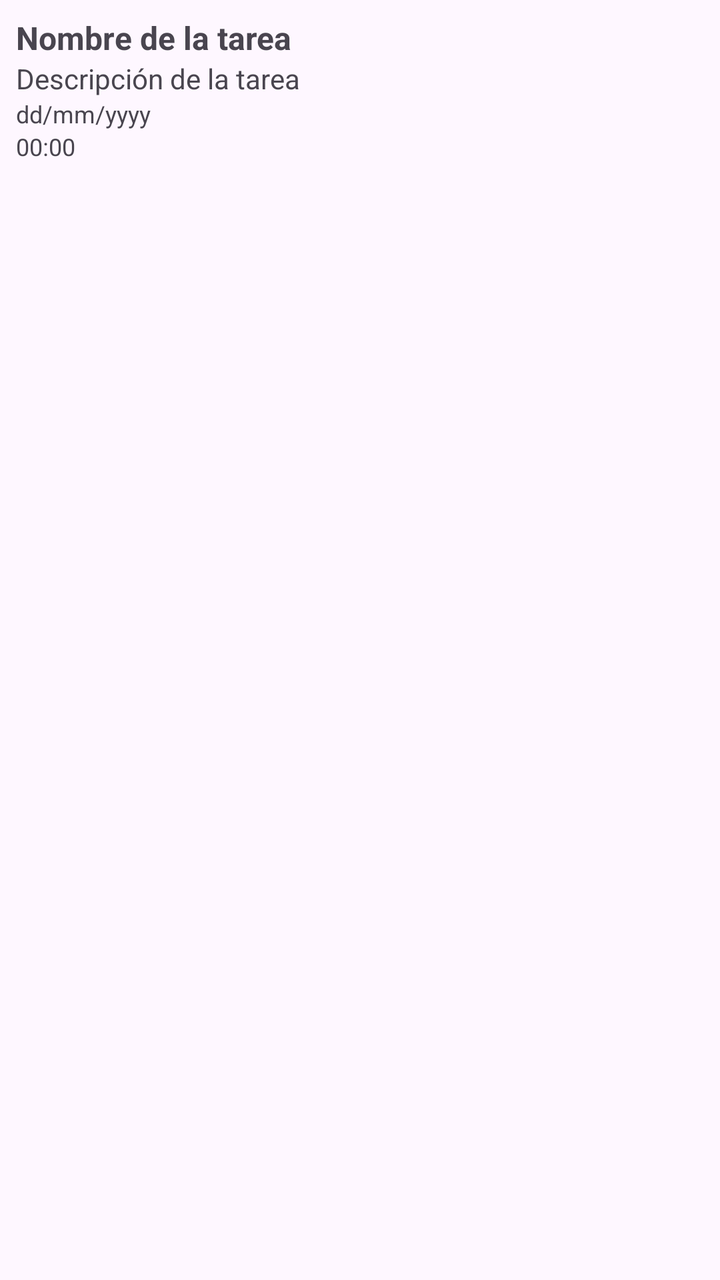
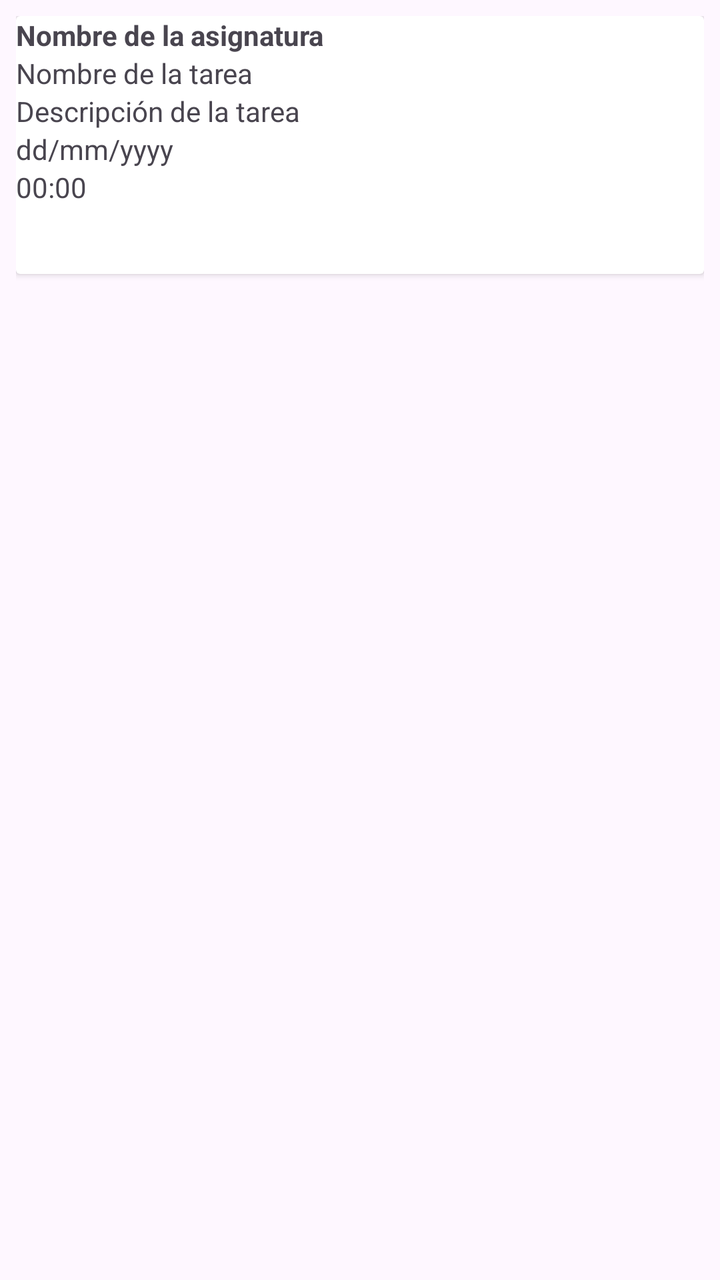

The first picture is an Android layout as it rendered before a commit; the second is the same layout after the commit. The layout source and the unified diff follow.
<!-- AndroidManifest.xml: application theme Theme.Tarea7 -->
<!-- res/layout/item_tarea.xml -->
<?xml version="1.0" encoding="utf-8"?>
<androidx.constraintlayout.widget.ConstraintLayout xmlns:android="http://schemas.android.com/apk/res/android"
    xmlns:app="http://schemas.android.com/apk/res-auto"
    android:layout_width="match_parent"
    android:layout_height="wrap_content"
    android:padding="8dp">

    <TextView
        android:id="@+id/tv_nombre_tarea"
        android:layout_width="0dp"
        android:layout_height="wrap_content"
        android:text="Nombre de la tarea"
        android:textStyle="bold"
        android:textSize="16sp"
        app:layout_constraintStart_toStartOf="parent"
        app:layout_constraintEnd_toEndOf="parent"
        app:layout_constraintTop_toTopOf="parent" />

    <TextView
        android:id="@+id/tv_descripcion_tarea"
        android:layout_width="0dp"
        android:layout_height="wrap_content"
        android:text="Descripción de la tarea"
        android:textSize="14sp"
        app:layout_constraintStart_toStartOf="parent"
        app:layout_constraintEnd_toEndOf="parent"
        app:layout_constraintTop_toBottomOf="@id/tv_nombre_tarea" />

    <TextView
        android:id="@+id/tv_fecha_entrega"
        android:layout_width="0dp"
        android:layout_height="wrap_content"
        android:text="dd/mm/yyyy"
        android:textSize="12sp"
        app:layout_constraintStart_toStartOf="parent"
        app:layout_constraintTop_toBottomOf="@id/tv_descripcion_tarea" />

    <TextView
        android:id="@+id/tv_hora_entrega"
        android:layout_width="0dp"
        android:layout_height="wrap_content"
        android:text="00:00"
        android:textSize="12sp"
        app:layout_constraintStart_toStartOf="parent"
        app:layout_constraintTop_toBottomOf="@id/tv_fecha_entrega" />

    <TextView
        android:id="@+id/tv_estado_tarea"
        android:layout_width="0dp"
        android:layout_height="wrap_content"
        android:text=""
        android:textSize="12sp"
        android:textStyle="bold|italic"
        app:layout_constraintBottom_toBottomOf="parent"
        app:layout_constraintStart_toStartOf="parent"
        app:layout_constraintTop_toBottomOf="@id/tv_hora_entrega" />

</androidx.constraintlayout.widget.ConstraintLayout>
<!-- resources referenced by this layout -->
<resources>
  <style name="Theme.Tarea7" parent="Base.Theme.Tarea7" />
  <style name="Base.Theme.Tarea7" parent="Theme.Material3.DayNight.NoActionBar">
          
          
      </style>
</resources>

<!-- the commit's change to res/layout/item_tarea.xml (unified diff, before → after) -->
@@ -1,58 +1,82 @@
 <?xml version="1.0" encoding="utf-8"?>
 <androidx.constraintlayout.widget.ConstraintLayout xmlns:android="http://schemas.android.com/apk/res/android"
     xmlns:app="http://schemas.android.com/apk/res-auto"
+    xmlns:tools="http://schemas.android.com/tools"
     android:layout_width="match_parent"
     android:layout_height="wrap_content"
     android:padding="8dp">
 
-    <TextView
-        android:id="@+id/tv_nombre_tarea"
-        android:layout_width="0dp"
+    <androidx.cardview.widget.CardView
+        android:id="@+id/cardView"
+        android:layout_width="match_parent"
         android:layout_height="wrap_content"
-        android:text="Nombre de la tarea"
-        android:textStyle="bold"
-        android:textSize="16sp"
-        app:layout_constraintStart_toStartOf="parent"
-        app:layout_constraintEnd_toEndOf="parent"
-        app:layout_constraintTop_toTopOf="parent" />
+        tools:layout_editor_absoluteX="16dp"
+        tools:layout_editor_absoluteY="16dp">
 
-    <TextView
-        android:id="@+id/tv_descripcion_tarea"
-        android:layout_width="0dp"
-        android:layout_height="wrap_content"
-        android:text="Descripción de la tarea"
-        android:textSize="14sp"
-        app:layout_constraintStart_toStartOf="parent"
-        app:layout_constraintEnd_toEndOf="parent"
-        app:layout_constraintTop_toBottomOf="@id/tv_nombre_tarea" />
+        <androidx.constraintlayout.widget.ConstraintLayout
+            android:layout_width="match_parent"
+            android:layout_height="129dp">
 
-    <TextView
-        android:id="@+id/tv_fecha_entrega"
-        android:layout_width="0dp"
-        android:layout_height="wrap_content"
-        android:text="dd/mm/yyyy"
-        android:textSize="12sp"
-        app:layout_constraintStart_toStartOf="parent"
-        app:layout_constraintTop_toBottomOf="@id/tv_descripcion_tarea" />
+            <TextView
+                android:id="@+id/tv_nombre_asignatura"
+                android:layout_width="0dp"
+                android:layout_height="wrap_content"
+                android:text="Nombre de la asignatura"
+                android:textSize="14sp"
+                android:textStyle="bold"
+                app:layout_constraintEnd_toEndOf="parent"
+                app:layout_constraintStart_toStartOf="parent"
+                app:layout_constraintTop_toTopOf="parent" />
 
-    <TextView
-        android:id="@+id/tv_hora_entrega"
-        android:layout_width="0dp"
-        android:layout_height="wrap_content"
-        android:text="00:00"
-        android:textSize="12sp"
-        app:layout_constraintStart_toStartOf="parent"
-        app:layout_constraintTop_toBottomOf="@id/tv_fecha_entrega" />
+            <TextView
+                android:id="@+id/tv_nombre_tarea"
+                android:layout_width="0dp"
+                android:layout_height="wrap_content"
+                android:text="Nombre de la tarea"
+                android:textSize="14sp"
+                app:layout_constraintEnd_toEndOf="parent"
+                app:layout_constraintStart_toStartOf="parent"
+                app:layout_constraintTop_toBottomOf="@id/tv_nombre_asignatura" />
 
-    <TextView
-        android:id="@+id/tv_estado_tarea"
-        android:layout_width="0dp"
-        android:layout_height="wrap_content"
-        android:text=""
-        android:textSize="12sp"
-        android:textStyle="bold|italic"
-        app:layout_constraintBottom_toBottomOf="parent"
-        app:layout_constraintStart_toStartOf="parent"
-        app:layout_constraintTop_toBottomOf="@id/tv_hora_entrega" />
+            <TextView
+                android:id="@+id/tv_descripcion_tarea"
+                android:layout_width="0dp"
+                android:layout_height="wrap_content"
+                android:text="Descripción de la tarea"
+                android:textSize="14sp"
+                app:layout_constraintEnd_toEndOf="parent"
+                app:layout_constraintStart_toStartOf="parent"
+                app:layout_constraintTop_toBottomOf="@id/tv_nombre_tarea" />
 
+            <TextView
+                android:id="@+id/tv_fecha_entrega"
+                android:layout_width="0dp"
+                android:layout_height="wrap_content"
+                android:text="dd/mm/yyyy"
+                android:textSize="14sp"
+                app:layout_constraintStart_toStartOf="parent"
+                app:layout_constraintTop_toBottomOf="@id/tv_descripcion_tarea" />
+
+            <TextView
+                android:id="@+id/tv_hora_entrega"
+                android:layout_width="0dp"
+                android:layout_height="wrap_content"
+                android:text="00:00"
+                android:textSize="14sp"
+                app:layout_constraintStart_toStartOf="parent"
+                app:layout_constraintTop_toBottomOf="@id/tv_fecha_entrega" />
+
+            <TextView
+                android:id="@+id/tv_estado_tarea"
+                android:layout_width="0dp"
+                android:layout_height="wrap_content"
+                android:text=""
+                android:textSize="14sp"
+                android:textStyle="bold"
+                app:layout_constraintBottom_toBottomOf="parent"
+                app:layout_constraintStart_toStartOf="parent"
+                app:layout_constraintTop_toBottomOf="@id/tv_hora_entrega" />
+
+        </androidx.constraintlayout.widget.ConstraintLayout>
+    </androidx.cardview.widget.CardView>
 </androidx.constraintlayout.widget.ConstraintLayout>
